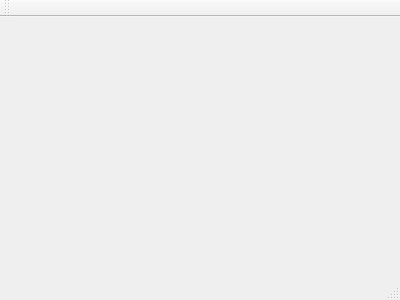
Old version of the form TextSteganography/mainwindow.ui in the repository thanhtungpfiev/TextSteganography.
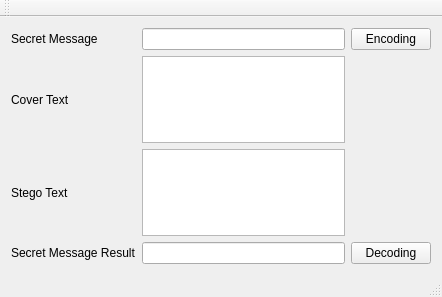
New version of the form.

Commit message: Init map alphabet

```diff
--- a/TextSteganography/mainwindow.ui
+++ b/TextSteganography/mainwindow.ui
@@ -1,24 +1,96 @@
 <ui version="4.0">
  <class>MainWindow</class>
- <widget class="QMainWindow" name="MainWindow" >
-  <property name="geometry" >
+ <widget class="QMainWindow" name="MainWindow">
+  <property name="geometry">
    <rect>
     <x>0</x>
     <y>0</y>
-    <width>400</width>
-    <height>300</height>
+    <width>442</width>
+    <height>297</height>
    </rect>
   </property>
   <property name="windowTitle" >
    <string>MainWindow</string>
   </property>
-  <widget class="QMenuBar" name="menuBar" />
-  <widget class="QToolBar" name="mainToolBar" />
-  <widget class="QWidget" name="centralWidget" />
-  <widget class="QStatusBar" name="statusBar" />
+  <widget class="QWidget" name="centralWidget">
+   <layout class="QGridLayout" name="gridLayout">
+    <item row="0" column="2">
+     <widget class="QPushButton" name="pushButton_encoding">
+      <property name="text">
+       <string>Encoding</string>
+      </property>
+     </widget>
+    </item>
+    <item row="2" column="0">
+     <widget class="QLabel" name="label_3">
+      <property name="text">
+       <string>Stego Text</string>
+      </property>
+     </widget>
+    </item>
+    <item row="2" column="1">
+     <widget class="QPlainTextEdit" name="plainTextEdit_stego_text"/>
+    </item>
+    <item row="0" column="0">
+     <widget class="QLabel" name="label">
+      <property name="text">
+       <string>Secret Message</string>
+      </property>
+     </widget>
+    </item>
+    <item row="0" column="1">
+     <widget class="QLineEdit" name="lineEdit_secret_message"/>
+    </item>
+    <item row="1" column="1">
+     <widget class="QPlainTextEdit" name="plainTextEdit_cover_text"/>
+    </item>
+    <item row="1" column="0">
+     <widget class="QLabel" name="label_2">
+      <property name="text">
+       <string>Cover Text</string>
+      </property>
+     </widget>
+    </item>
+    <item row="3" column="0">
+     <widget class="QLabel" name="label_4">
+      <property name="text">
+       <string>Secret Message Result</string>
+      </property>
+     </widget>
+    </item>
+    <item row="3" column="1">
+     <widget class="QLineEdit" name="lineEdit_secret_message_result"/>
+    </item>
+    <item row="3" column="2">
+     <widget class="QPushButton" name="pushButton_decoding">
+      <property name="text">
+       <string>Decoding</string>
+      </property>
+     </widget>
+    </item>
+   </layout>
+  </widget>
+  <widget class="QMenuBar" name="menuBar">
+   <property name="geometry">
+    <rect>
+     <x>0</x>
+     <y>0</y>
+     <width>442</width>
+     <height>20</height>
+    </rect>
+   </property>
+  </widget>
+  <widget class="QToolBar" name="mainToolBar">
+   <attribute name="toolBarArea">
+    <enum>TopToolBarArea</enum>
+   </attribute>
+   <attribute name="toolBarBreak">
+    <bool>false</bool>
+   </attribute>
+  </widget>
+  <widget class="QStatusBar" name="statusBar"/>
  </widget>
- <layoutDefault spacing="6" margin="11" />
- <pixmapfunction></pixmapfunction>
+ <layoutdefault spacing="6" margin="11"/>
  <resources/>
  <connections/>
 </ui>
```
Left out of the diff: 3 changed lines with no effect on the pictures. The commit also changes 2 other files.
